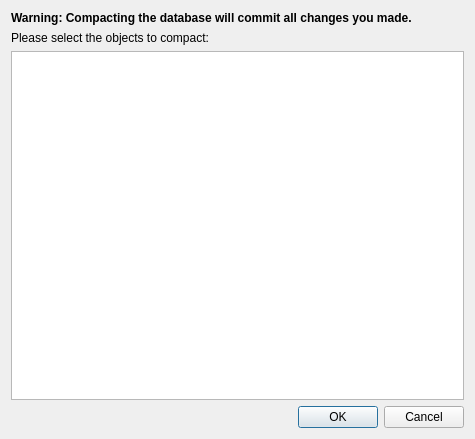
Above: src/VacuumDialog.ui from sqlitebrowser/sqlitebrowser before the change. Below: the same form after it.
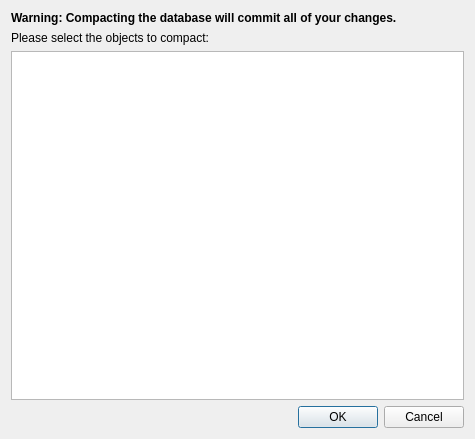
That is the form after the change.

Commit message: Update compacting warning string

The edit to the form file:
```diff
--- a/src/VacuumDialog.ui
+++ b/src/VacuumDialog.ui
@@ -23,7 +23,7 @@
       </font>
      </property>
      <property name="text">
-      <string>Warning: Compacting the database will commit all changes you made.</string>
+      <string>Warning: Compacting the database will commit all of your changes.</string>
      </property>
      <property name="wordWrap">
       <bool>true</bool>
```
